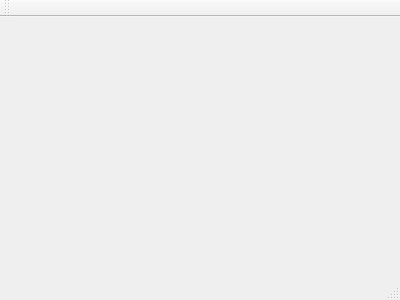
This is mainwindow.ui in HousedHorse/pomodoro as Qt 5 draws it before an edit. The edited form follows.
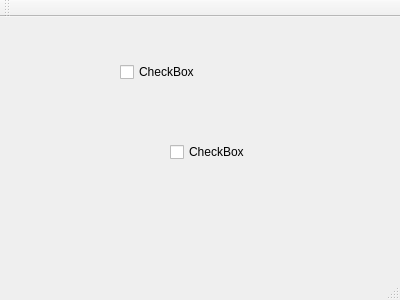
This is the edited form.

Patch:
```diff
--- a/mainwindow.ui
+++ b/mainwindow.ui
@@ -12,13 +12,55 @@
   <property name="windowTitle" >
    <string>MainWindow</string>
   </property>
-  <widget class="QMenuBar" name="menuBar" />
-  <widget class="QToolBar" name="mainToolBar" />
-  <widget class="QWidget" name="centralWidget" />
-  <widget class="QStatusBar" name="statusBar" />
+  <widget class="QWidget" name="centralWidget">
+   <widget class="QCheckBox" name="checkBox">
+    <property name="geometry">
+     <rect>
+      <x>120</x>
+      <y>40</y>
+      <width>138</width>
+      <height>30</height>
+     </rect>
+    </property>
+    <property name="text">
+     <string>CheckBox</string>
+    </property>
+   </widget>
+   <widget class="QCheckBox" name="checkBox_2">
+    <property name="geometry">
+     <rect>
+      <x>170</x>
+      <y>120</y>
+      <width>138</width>
+      <height>30</height>
+     </rect>
+    </property>
+    <property name="text">
+     <string>CheckBox</string>
+    </property>
+   </widget>
+  </widget>
+  <widget class="QMenuBar" name="menuBar">
+   <property name="geometry">
+    <rect>
+     <x>0</x>
+     <y>0</y>
+     <width>400</width>
+     <height>29</height>
+    </rect>
+   </property>
+  </widget>
+  <widget class="QToolBar" name="mainToolBar">
+   <attribute name="toolBarArea">
+    <enum>TopToolBarArea</enum>
+   </attribute>
+   <attribute name="toolBarBreak">
+    <bool>false</bool>
+   </attribute>
+  </widget>
+  <widget class="QStatusBar" name="statusBar"/>
  </widget>
- <layoutDefault spacing="6" margin="11" />
- <pixmapfunction></pixmapfunction>
+ <layoutdefault spacing="6" margin="11"/>
  <resources/>
  <connections/>
 </ui>
```
Left out of the diff: 7 changed lines with no effect on the pictures.
